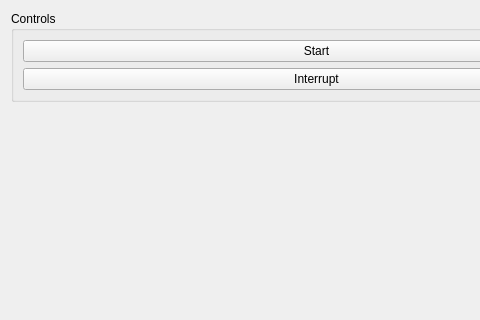
Before: the Qt Designer form quantum_sensing/experimental_microscope/utils.ui in saahitmog/quantum-sensing, drawn with Qt 5; both pictures show x 0 to 480 and y 0 to 320 of the 633 by 506 pixel window.
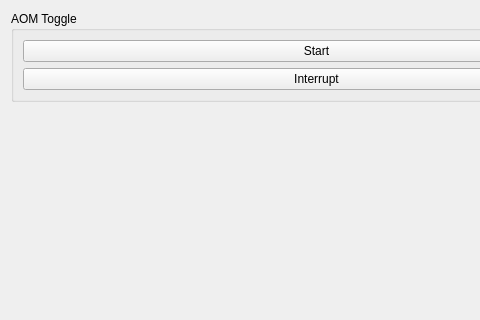
After: the same form once the commit is applied.

Patch:
```diff
--- a/quantum_sensing/experimental_microscope/utils.ui
+++ b/quantum_sensing/experimental_microscope/utils.ui
@@ -18,7 +18,7 @@
    <item row="0" column="2">
     <widget class="QGroupBox" name="camera_controls_groupBox">
      <property name="title">
-      <string>Controls</string>
+      <string>AOM Toggle</string>
      </property>
      <layout class="QGridLayout" name="gridLayout" columnstretch="0,0">
 
```
